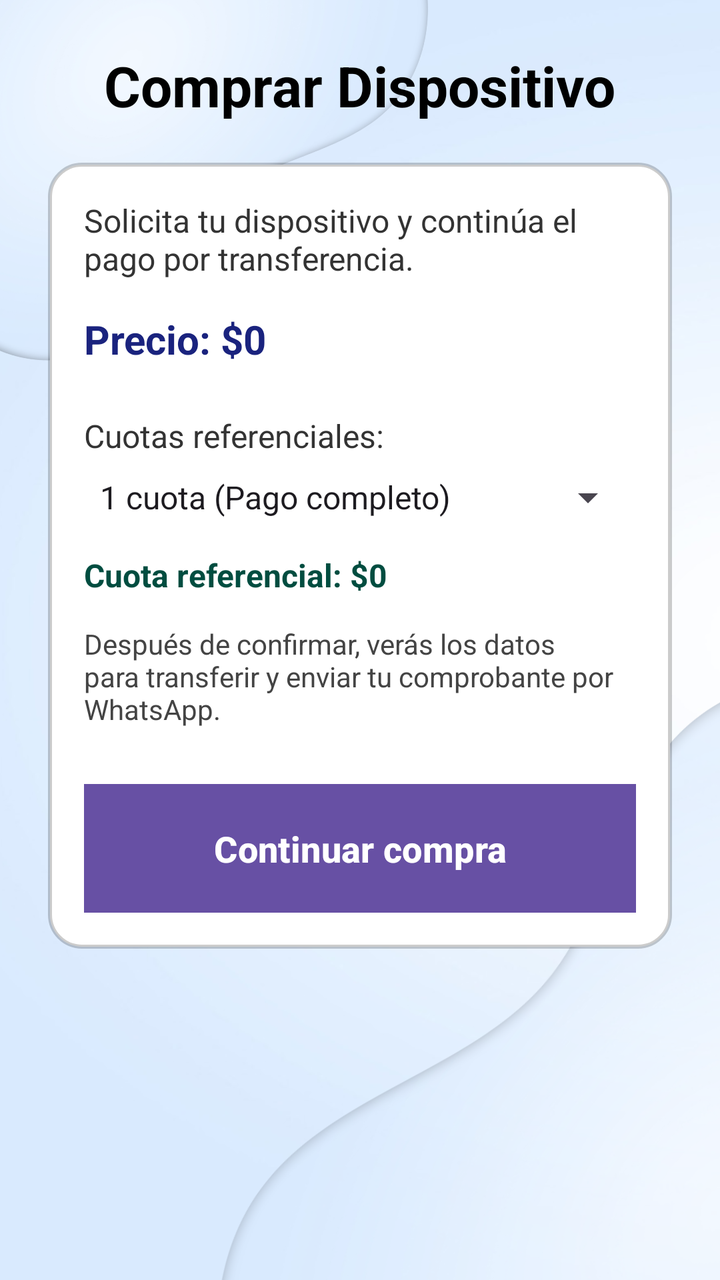
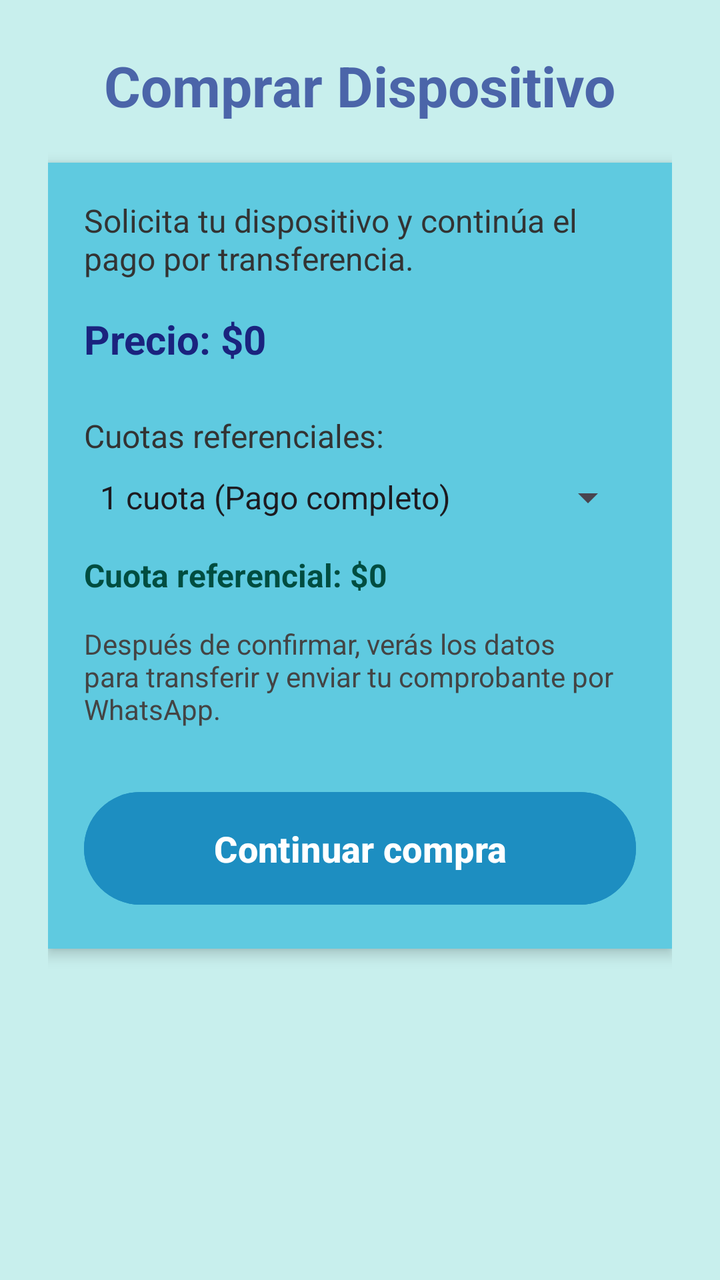

Before-and-after screenshots of an Android layout around one commit, followed by the original layout XML and the change that was made.
<!-- AndroidManifest.xml: application theme Theme.AppIOT12 -->
<!-- res/layout/activity_comprar_dispositivo.xml -->
<?xml version="1.0" encoding="utf-8"?>
<androidx.constraintlayout.widget.ConstraintLayout
    xmlns:android="http://schemas.android.com/apk/res/android"
    xmlns:app="http://schemas.android.com/apk/res-auto"
    xmlns:tools="http://schemas.android.com/tools"
    android:id="@+id/main"
    android:layout_width="match_parent"
    android:layout_height="match_parent"
    android:background="@mipmap/fondo"
    android:padding="24dp"
    tools:context=".ComprarDispositivo">

    
    <TextView
        android:id="@+id/tvTituloCompra"
        android:layout_width="wrap_content"
        android:layout_height="wrap_content"
        android:text="Comprar Dispositivo"
        android:textColor="#000"
        android:textSize="28sp"
        android:textStyle="bold"
        app:layout_constraintEnd_toEndOf="parent"
        app:layout_constraintStart_toStartOf="parent"
        app:layout_constraintTop_toTopOf="parent" />

    
    <LinearLayout
        android:id="@+id/cardCompra"
        android:layout_width="0dp"
        android:layout_height="wrap_content"
        android:layout_marginTop="20dp"
        android:background="@drawable/bg_card"
        android:elevation="4dp"
        android:orientation="vertical"
        android:padding="18dp"
        app:layout_constraintEnd_toEndOf="parent"
        app:layout_constraintStart_toStartOf="parent"
        app:layout_constraintTop_toBottomOf="@id/tvTituloCompra">

        
        <TextView
            android:id="@+id/tvDescripcion"
            android:layout_width="wrap_content"
            android:layout_height="wrap_content"
            android:text="Solicita tu dispositivo y continúa el pago por transferencia."
            android:textColor="#333"
            android:textSize="16sp" />

        
        <TextView
            android:id="@+id/tvPrecio"
            android:layout_width="wrap_content"
            android:layout_height="wrap_content"
            android:layout_marginTop="16dp"
            android:text="Precio: $0"
            android:textColor="#1A237E"
            android:textSize="20sp"
            android:textStyle="bold" />

        
        <TextView
            android:id="@+id/tvCuotas"
            android:layout_width="wrap_content"
            android:layout_height="wrap_content"
            android:layout_marginTop="24dp"
            android:text="Cuotas referenciales:"
            android:textColor="#333"
            android:textSize="16sp" />

        
        <Spinner
            android:id="@+id/spnCuotas"
            android:layout_width="match_parent"
            android:layout_height="wrap_content"
            android:layout_marginTop="8dp"
            android:entries="@array/cuotas_array" />

        
        <TextView
            android:id="@+id/tvResumenCuota"
            android:layout_width="wrap_content"
            android:layout_height="wrap_content"
            android:layout_marginTop="16dp"
            android:text="Cuota referencial: $0"
            android:textColor="#004D40"
            android:textSize="16sp"
            android:textStyle="bold" />

        
        <TextView
            android:id="@+id/tvNotaCompra"
            android:layout_width="wrap_content"
            android:layout_height="wrap_content"
            android:layout_marginTop="14dp"
            android:text="Después de confirmar, verás los datos para transferir y enviar tu comprobante por WhatsApp."
            android:textColor="#444"
            android:textSize="14sp" />

        
        <Button
            android:id="@+id/btnComprar"
            android:layout_width="match_parent"
            android:layout_height="wrap_content"
            android:layout_marginTop="28dp"
            android:background="#2E7D32"
            android:padding="16dp"
            android:text="Continuar compra"
            android:textColor="#FFFFFF"
            android:textSize="18sp"
            android:textStyle="bold" />
    </LinearLayout>

</androidx.constraintlayout.widget.ConstraintLayout>
<!-- resources referenced by this layout -->
<resources>
  <string-array name="cuotas_array">
          <item>1 cuota (Pago completo)</item>
          <item>3 cuotas</item>
          <item>6 cuotas</item>
          <item>12 cuotas</item>
      </string-array>
  <!-- drawable bg_card (drawable) -->
  <?xml version="1.0" encoding="utf-8"?>
  <shape xmlns:android="http://schemas.android.com/apk/res/android"
      android:shape="rectangle">
  
      <solid android:color="#ffffff"/>
      <corners android:radius="16dp"/>
      <padding
          android:left="16dp"
          android:top="16dp"
          android:right="16dp"
          android:bottom="16dp"/>
      <stroke
          android:width="2dp"
          android:color="#33000000"/>
  </shape>
  <!-- mipmap fondo: png bitmap (mipmap-hdpi, 312630 bytes) -->
  <style name="Theme.AppIOT12" parent="Base.Theme.AppIOT12" />
  <style name="Base.Theme.AppIOT12" parent="Theme.Material3.DayNight.NoActionBar">
          
          
      </style>
</resources>

<!-- the commit's change to res/layout/activity_comprar_dispositivo.xml (unified diff, before → after) -->
@@ -6,7 +6,7 @@
     android:id="@+id/main"
     android:layout_width="match_parent"
     android:layout_height="match_parent"
-    android:background="@mipmap/fondo"
+    android:background="@color/color_background"
     android:padding="24dp"
     tools:context=".ComprarDispositivo">
 
@@ -16,7 +16,7 @@
         android:layout_width="wrap_content"
         android:layout_height="wrap_content"
         android:text="Comprar Dispositivo"
-        android:textColor="#000"
+        android:textColor="@color/color_text_primary"
         android:textSize="28sp"
         android:textStyle="bold"
         app:layout_constraintEnd_toEndOf="parent"
@@ -29,7 +29,7 @@
         android:layout_width="0dp"
         android:layout_height="wrap_content"
         android:layout_marginTop="20dp"
-        android:background="@drawable/bg_card"
+        android:background="@color/color_secondary"
         android:elevation="4dp"
         android:orientation="vertical"
         android:padding="18dp"
@@ -102,7 +102,7 @@
             android:layout_width="match_parent"
             android:layout_height="wrap_content"
             android:layout_marginTop="28dp"
-            android:background="#2E7D32"
+            android:backgroundTint="@color/color_primary"
             android:padding="16dp"
             android:text="Continuar compra"
             android:textColor="#FFFFFF"
<!-- resource entries referenced after the edit -->
@@ -6,23 +6,10 @@
           <item>6 cuotas</item>
           <item>12 cuotas</item>
       </string-array>
-  <!-- drawable bg_card (drawable) -->
-  <?xml version="1.0" encoding="utf-8"?>
-  <shape xmlns:android="http://schemas.android.com/apk/res/android"
-      android:shape="rectangle">
-  
-      <solid android:color="#ffffff"/>
-      <corners android:radius="16dp"/>
-      <padding
-          android:left="16dp"
-          android:top="16dp"
-          android:right="16dp"
-          android:bottom="16dp"/>
-      <stroke
-          android:width="2dp"
-          android:color="#33000000"/>
-  </shape>
-  <!-- mipmap fondo: png bitmap (mipmap-hdpi, 312630 bytes) -->
+  <color name="color_background">#C8EFED</color>
+  <color name="color_primary">#1D8EC1</color>
+  <color name="color_secondary">#5FCAE0</color>
+  <color name="color_text_primary">#4B65A9</color>
   <style name="Theme.AppIOT12" parent="Base.Theme.AppIOT12" />
   <style name="Base.Theme.AppIOT12" parent="Theme.Material3.DayNight.NoActionBar">
           
